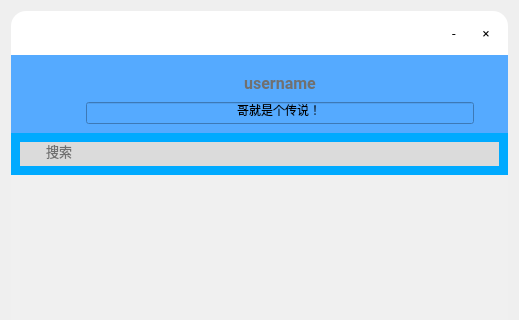
This is Client/client.ui in BIT-Linpop-DevTeam/LinpopClientDemo as Qt 5 draws it before an edit; both pictures show x 0 to 519 and y 0 to 320 of the 519 by 871 pixel window. The edited form follows.
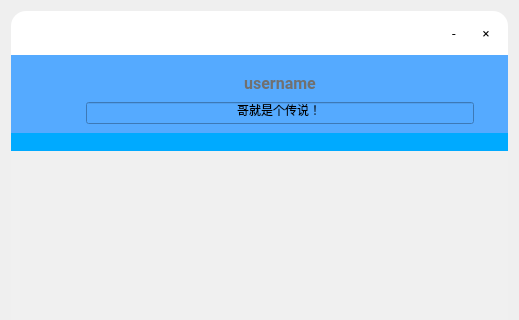
This is the edited form. The open tabs and pages were chosen to show the change. Icons and pictures are not drawn.

Commit message: remove unuse funciton in ui

Patch:
```diff
--- a/Client/client.ui
+++ b/Client/client.ui
@@ -293,56 +293,6 @@
       <property name="spacing">
        <number>0</number>
       </property>
-      <item>
-       <widget class="QLabel" name="label">
-        <property name="minimumSize">
-         <size>
-          <width>24</width>
-          <height>24</height>
-         </size>
-        </property>
-        <property name="styleSheet">
-         <string notr="true">background-color: rgb(219, 219, 219);
-border-image: url(:/src/GUI/icon/search.png);
-border-width:0px;
-border-radius:40px;</string>
-        </property>
-        <property name="text">
-         <string/>
-        </property>
-       </widget>
-      </item>
-      <item>
-       <widget class="QLineEdit" name="friendSearchEdit">
-        <property name="minimumSize">
-         <size>
-          <width>0</width>
-          <height>24</height>
-         </size>
-        </property>
-        <property name="font">
-         <font>
-          <family>Roboto</family>
-          <pointsize>10</pointsize>
-         </font>
-        </property>
-        <property name="styleSheet">
-         <string notr="true">QLineEdit{
-        color: rgb(112, 112, 112);
-        background-color: rgb(219, 219, 219);
-        border: none;
-}
-QLineEdit:focus{
-        color: rgb(112, 112, 112);
-        background-color: rgb(219, 219, 219);
-        border: 2px solid rgb(90, 147, 255);
-}</string>
-        </property>
-        <property name="text">
-         <string>搜索</string>
-        </property>
-       </widget>
-      </item>
      </layout>
     </widget>
    </item>
@@ -407,8 +357,8 @@
              <rect>
               <x>0</x>
               <y>0</y>
-              <width>250</width>
-              <height>30</height>
+              <width>248</width>
+              <height>28</height>
              </rect>
             </property>
             <property name="sizePolicy">
```
Left out of the diff: 2 changed lines with no effect on the pictures. The commit also changes 1 other file.
